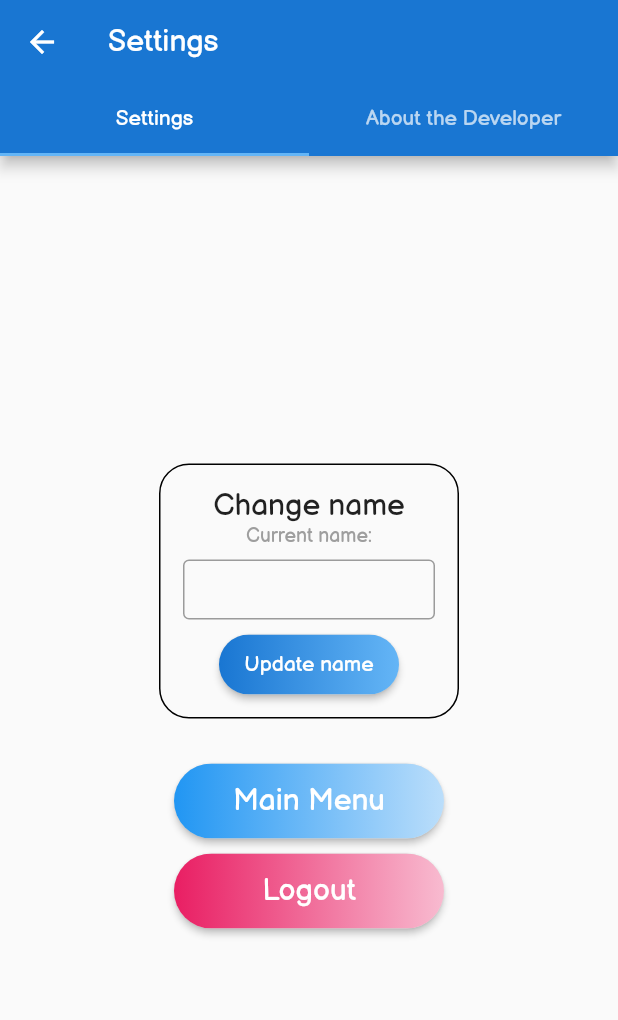
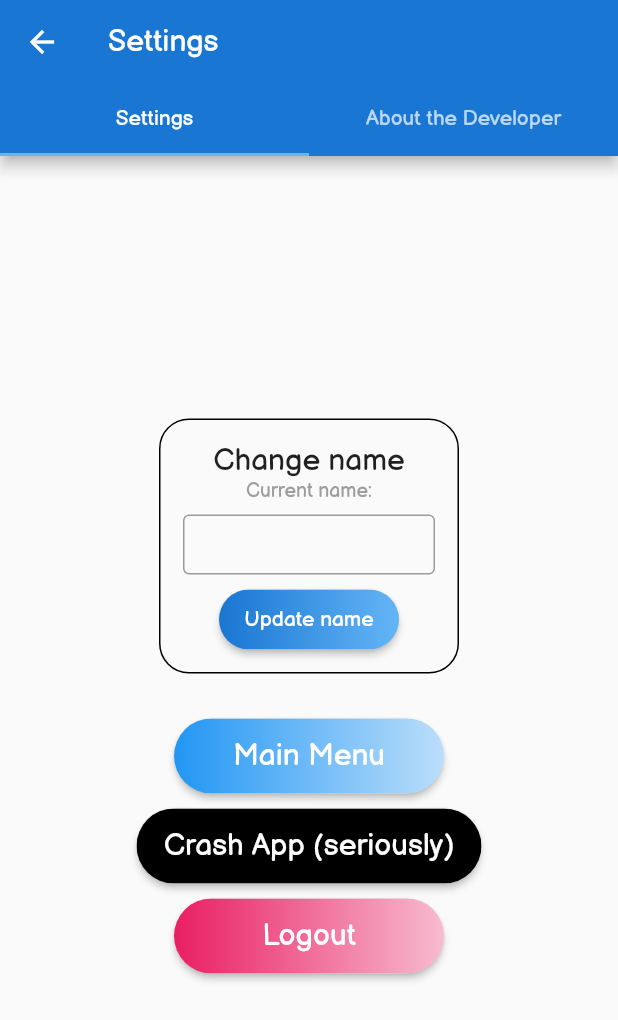
Before and after one commit to emptyopen/together, a Flutter app: the SettingsScreen screen opened directly, on a phone screen of 412 x 824 dp. Shown: the top 1020 px of the screen. Run offline on Flutter 3.47's test engine with Material 2 defaults, Android fonts, the phone set to English and light mode, and no system bars; our stand-ins replace auto_size_text, cloud_firestore, firebase_auth, firebase_core, firebase_crashlytics, flushbar and 5 more; missing offline and left inert: clipboard, random_words, string_similarity, transformer_page_view; accounts and stored records are empty.

Commit message:
1.4.3 crashlytics

```diff
--- a/lib/main.dart
+++ b/lib/main.dart
@@ -1,5 +1,6 @@
 import 'package:flutter/material.dart';
 import 'package:firebase_core/firebase_core.dart';
+import 'package:firebase_crashlytics/firebase_crashlytics.dart';
 
 import 'services/authentication.dart';
 import 'screens/auth/root_screen.dart';
@@ -7,25 +8,31 @@ import 'screens/auth/root_screen.dart';
 void main() async {
   WidgetsFlutterBinding.ensureInitialized();
   await Firebase.initializeApp();
+  if (FirebaseCrashlytics.instance.isCrashlyticsCollectionEnabled) {
+    print('crash enabled');
+  } else {
+    print('crash disabled');
+  }
+  FlutterError.onError = FirebaseCrashlytics.instance.recordFlutterError;
   runApp(MyApp());
 }
 
 // DONE:
 
 // next up:
-
-// three crowns, system check after transact update
-
-// BIG: add additional skins after certain number of wins (new crowns for certain wins in three crowns)
+// samesies: fix inconsistent grading (duplicate words, missing words)
+// samesies: ensure no crash, look at game from Feb 19th w/ 6 people
+// ensure score is being incremented for Rivers
 // 3 crowns - show outline of winning card
 
 // TODO:
+// big: add additional skins after certain number of wins (new crowns for certain wins in three crowns)
+// big: add emoji version to samesies
 // big: consolidation of new game to simplified parameters / per screen (init, scaffold, etc.)
 // samesies: there should be an option for multiple teams if they want the same words or not (as each other)
 // bananaphone: increment player score
 // bananaphone: maybe change voting to "entire progression", single vote
 // charades: shimmer for high round scores
-// charades: add everything to a log?
 // team selector: a few annoying bugs remaining with rapid touches
 // add LEGAL donations link for ios/android
 // three crowns: better font for stealable tiles (holy letters)
@@ -34,7 +41,6 @@ void main() async {
 // plot twist: add "narrator silence" so narrators can only say something every X chats
 // plot twist: add ability to choose narrator in lobby?
 // the hunt: add timer to voting!!
-// abstract: (might not need) add voting system for choosing abstract cards (all members of team must select it)
 // abstract: tiebreaker with total time used as second marker
 // if leader leaves a game, need to assign remaining player the leader position - ORRRRR, "claim leadership" button would be more fun and easier
 // add password reset option
--- a/lib/screens/home_screen.dart
+++ b/lib/screens/home_screen.dart
@@ -477,7 +477,9 @@ class _LobbyDialogState extends State<LobbyDialog> {
                         formError = '';
                       });
                     },
+                    enableSuggestions: false,
                     autofocus: true,
+                    autocorrect: false,
                     onSubmitted: (s) {
                       joinGame(
                           _roomCodeController.text, _passwordController.text);
@@ -491,6 +493,9 @@ class _LobbyDialogState extends State<LobbyDialog> {
                 setState(() {
                   formError = '';
                 });
+              },
+              onSubmitted: (s) {
+                joinGame(_roomCodeController.text, _passwordController.text);
               },
               controller: _passwordController,
               decoration: InputDecoration(
--- a/lib/screens/lobby/lobby_screen.dart
+++ b/lib/screens/lobby/lobby_screen.dart
@@ -575,7 +575,7 @@ class _LobbyScreenState extends State<LobbyScreen> {
         data['rules']['minWordLength'], data['rules']['maxWordLength']);
 
     data['duelerIndex'] = 0;
-    data['dueleeIndex'] = 0;
+    data['dueleeIndex'] = 1;
     data['duelerCard'] = '';
     data['dueleeCard'] = '';
     data['joust'] = 1;
--- a/lib/screens/settings_screen.dart
+++ b/lib/screens/settings_screen.dart
@@ -1,6 +1,7 @@
 import 'package:flutter/material.dart';
 import 'package:firebase_auth/firebase_auth.dart';
 import 'package:cloud_firestore/cloud_firestore.dart';
+import 'package:firebase_crashlytics/firebase_crashlytics.dart';
 
 import 'package:together/services/authentication.dart';
 import 'package:together/components/buttons.dart';
@@ -281,6 +282,26 @@ class _SettingsScreenState extends State<SettingsScreen>
                 SizedBox(height: 10),
                 RaisedGradientButton(
                     child: Text(
+                      'Crash App (seriously)',
+                      style: TextStyle(
+                        fontSize: 20,
+                        color: Colors.white,
+                      ),
+                    ),
+                    height: 50,
+                    width: 230,
+                    gradient: LinearGradient(
+                      colors: <Color>[
+                        Colors.black,
+                        Colors.black,
+                      ],
+                    ),
+                    onPressed: () {
+                      FirebaseCrashlytics.instance.crash();
+                    }),
+                SizedBox(height: 10),
+                RaisedGradientButton(
+                    child: Text(
                       'Logout',
                       style: TextStyle(
                         fontSize: 20,
--- a/pubspec.yaml
+++ b/pubspec.yaml
@@ -27,7 +27,7 @@ dependencies:
 
   firebase_core:
   firebase_analytics:
-  # firebase_crashlytics: ^0.1.3+3
+  firebase_crashlytics:
   firebase_auth:
   cloud_firestore:
   firebase_storage:
```
Also changed, not shown: lib/screens/three_crowns/three_crowns_screen.dart (+1 -6 lines), pubspec.lock.
